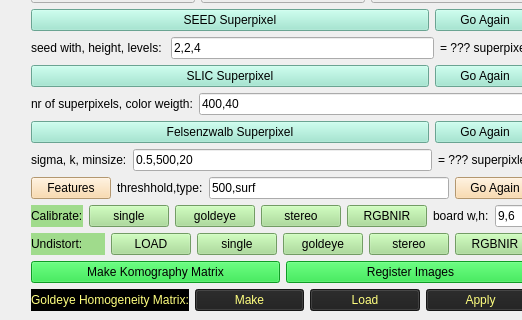
Old version of the form SegmentationHelper/mainwindow.ui in the repository yudanaz/masterthesis; both pictures show x 0 to 522 and y 85 to 405 of the 1072 by 511 pixel window.
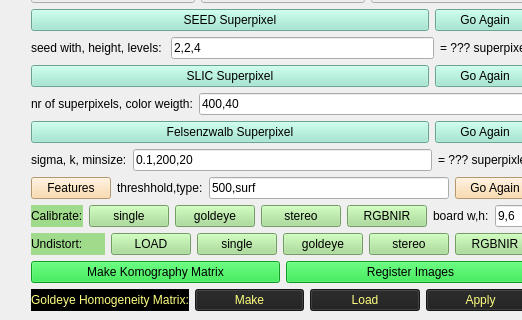
New version of the form.

Commit message: HELPER: implemented felsenzwalb superpx for label improvement. ALL OK

Patch:
```diff
--- a/SegmentationHelper/mainwindow.ui
+++ b/SegmentationHelper/mainwindow.ui
@@ -247,7 +247,7 @@
        <item>
         <widget class="QLineEdit" name="lineEdit_felsenzwalbInfo">
          <property name="text">
-          <string>0.5,500,20</string>
+          <string>0.1,200,20</string>
          </property>
         </widget>
        </item>
```
The commit also changes 7 other files.
